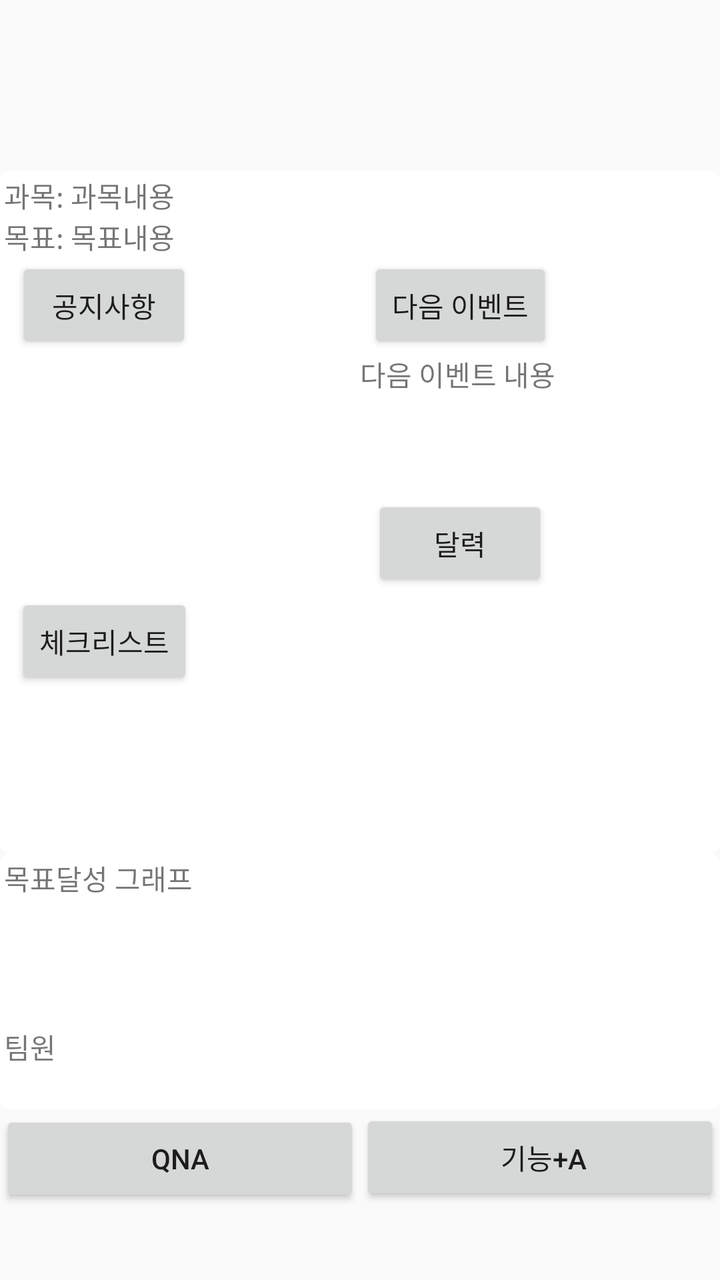
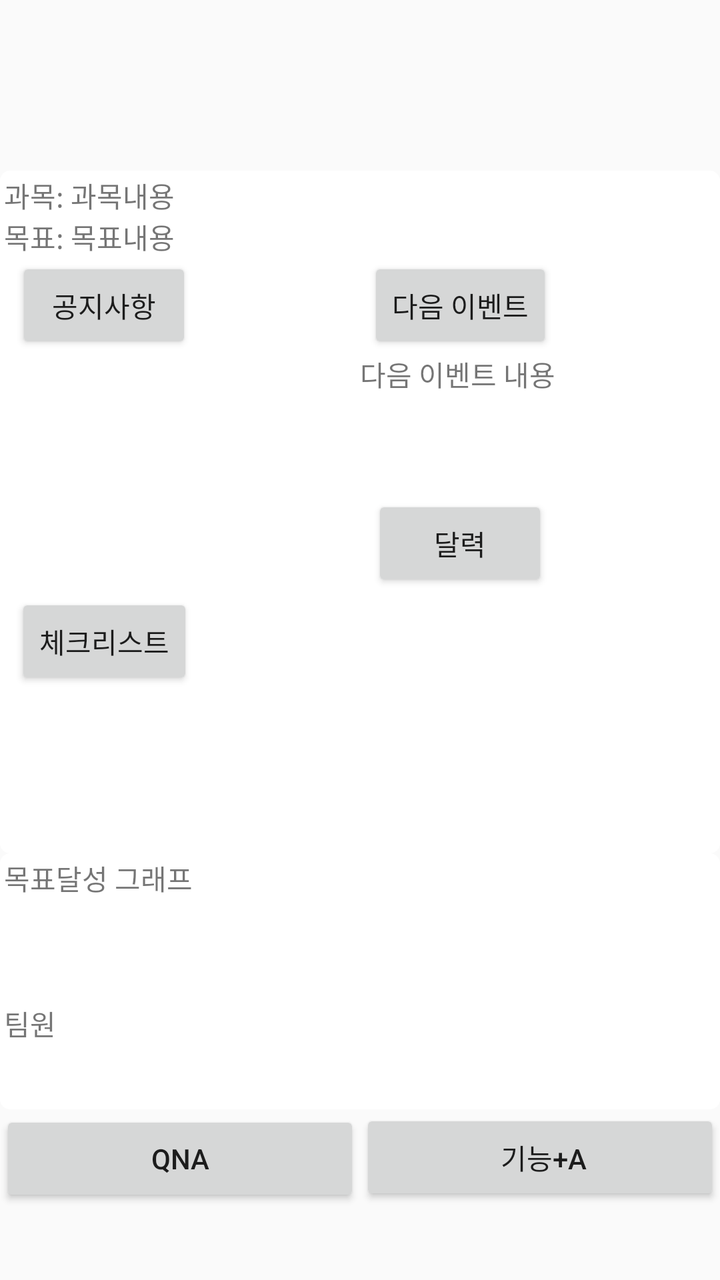

Two renders of the same Android screen: before a commit and after it. Below are the layout's source before the change and the commit's diff.
<!-- AndroidManifest.xml: application theme Theme.AppCompat.Light.DarkActionBar -->
<!-- res/layout/activity_in_class.xml -->
<?xml version="1.0" encoding="utf-8"?>
<LinearLayout xmlns:android="http://schemas.android.com/apk/res/android"
    android:layout_width="match_parent"
    android:layout_height="match_parent"
    android:orientation="vertical">

    <LinearLayout
        android:layout_weight="1"
        android:layout_width="match_parent"
        android:layout_height="0dp"
        android:orientation="vertical">

        <TextView
            android:layout_width="wrap_content"
            android:layout_height="wrap_content"
            android:id="@+id/InClassName"
            android:layout_gravity="center"/>
    </LinearLayout>

    <GridLayout
        android:layout_width="match_parent"
        android:layout_height="0dp"
        android:layout_weight="4"
        android:background="@drawable/border"
        android:columnCount="3">

        <TextView
            android:layout_column="0"
            android:layout_gravity="center"
            android:text="과목: " />

        <TextView
            android:id="@+id/subject"
            android:layout_column="1"
            android:layout_columnSpan="2"
            android:text="과목내용" />

        <TextView
            android:layout_column="0"
            android:layout_gravity="center"
            android:text="목표: " />

        <TextView
            android:layout_column="1"
            android:layout_columnSpan="2"
            android:text="목표내용" />

        <Button
            android:id="@+id/notice"
            android:layout_rowSpan="1"
            android:layout_column="0"
            android:layout_columnSpan="2"
            android:layout_gravity="center"
            android:onClick="btnClick"
            android:text="공지사항" />

        <Button
            android:id="@+id/nextEvent"
            android:layout_rowSpan="1"
            android:layout_columnSpan="1"
            android:layout_gravity="center"
            android:onClick="btnClick"
            android:text="다음 이벤트" />

        <ListView
            android:id="@+id/shortNoticeList"
            android:layout_width="100dp"
            android:layout_height="120dp"
            android:layout_rowSpan="2"
            android:layout_column="0"
            android:layout_columnSpan="2"
            android:layout_gravity="center"
            android:text="공지사항내용" />


        <TextView
            android:layout_width="100dp"
            android:layout_height="70dp"
            android:layout_rowSpan="1"
            android:layout_columnSpan="1"
            android:layout_gravity="center"
            android:text="다음 이벤트 내용" />


        <Button
            android:id="@+id/cal"
            android:layout_rowSpan="1"
            android:layout_column="2"
            android:layout_columnSpan="1"
            android:layout_gravity="center"
            android:onClick="btnClick"
            android:text="달력" />

        <Button
            android:id="@+id/todo"
            android:layout_rowSpan="1"
            android:layout_column="0"
            android:layout_columnSpan="2"
            android:layout_gravity="center"
            android:onClick="btnClick"
            android:text="체크리스트" />


        <ListView
            android:id="@+id/shortTodoList"
            android:layout_width="match_parent"
            android:layout_height="165dp"
            android:layout_rowSpan="2"
            android:layout_column="0"
            android:layout_columnSpan="3"
            android:layout_gravity="center"
            android:text="체크리스트 내용" />


    </GridLayout>

    <LinearLayout
        android:layout_weight="1.5"
        android:layout_width="match_parent"
        android:layout_height="0dp"
        android:background="@drawable/border"
        android:orientation="vertical">

        <TextView
            android:layout_width="match_parent"
            android:layout_height="0dp"
            android:layout_weight="0.5"
            android:text="목표달성 그래프"/>
        <ListView
            android:layout_width="match_parent"
            android:layout_height="0dp"
            android:layout_weight="1"
            android:id="@+id/goalList"/>
        <TextView
            android:layout_width="match_parent"
            android:layout_height="0dp"
            android:layout_weight="0.7"
            android:text="팀원"/>


    </LinearLayout>

    <LinearLayout
        android:layout_width="match_parent"
        android:layout_height="0dp"
        android:layout_weight="1"
        android:orientation="horizontal">

        <Button
            android:id="@+id/qna"
            android:onClick="btnClick"
            android:layout_width="0dp"
            android:layout_height="wrap_content"
            android:layout_weight="1"
            android:text="QnA"/>

        <Button
            android:onClick="btnClick"
            android:layout_width="0dp"
            android:layout_height="wrap_content"
            android:layout_weight="1"
            android:text=" 기능+a"/>

    </LinearLayout>

</LinearLayout>
<!-- resources referenced by this layout -->
<resources>
  <!-- drawable border (drawable) -->
  <?xml version="1.0" encoding="utf-8"?>
  <shape xmlns:android="http://schemas.android.com/apk/res/android">
  
      <solid android:color="#ffffff"/>
      <corners android:radius="5dp"/>
      <padding
          android:left="2dp"
          android:top="2dp"
          android:right="2dp"
          android:bottom="2dp"/>
  </shape>
</resources>

<!-- the commit's change to res/layout/activity_in_class.xml (unified diff, before → after) -->
@@ -124,13 +124,9 @@
         <TextView
             android:layout_width="match_parent"
             android:layout_height="0dp"
-            android:layout_weight="0.5"
+            android:layout_weight="1"
             android:text="목표달성 그래프"/>
-        <ListView
-            android:layout_width="match_parent"
-            android:layout_height="0dp"
-            android:layout_weight="1"
-            android:id="@+id/goalList"/>
+
         <TextView
             android:layout_width="match_parent"
             android:layout_height="0dp"
